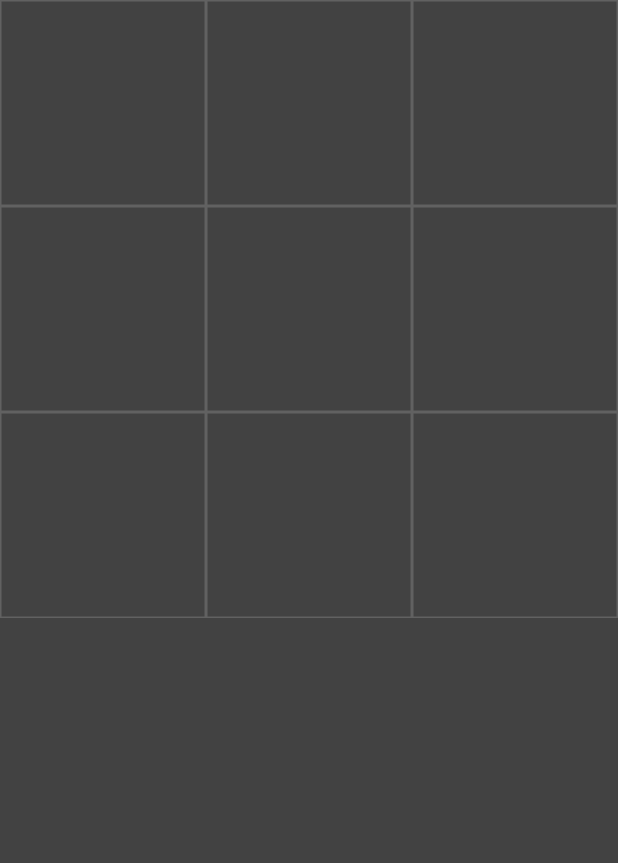
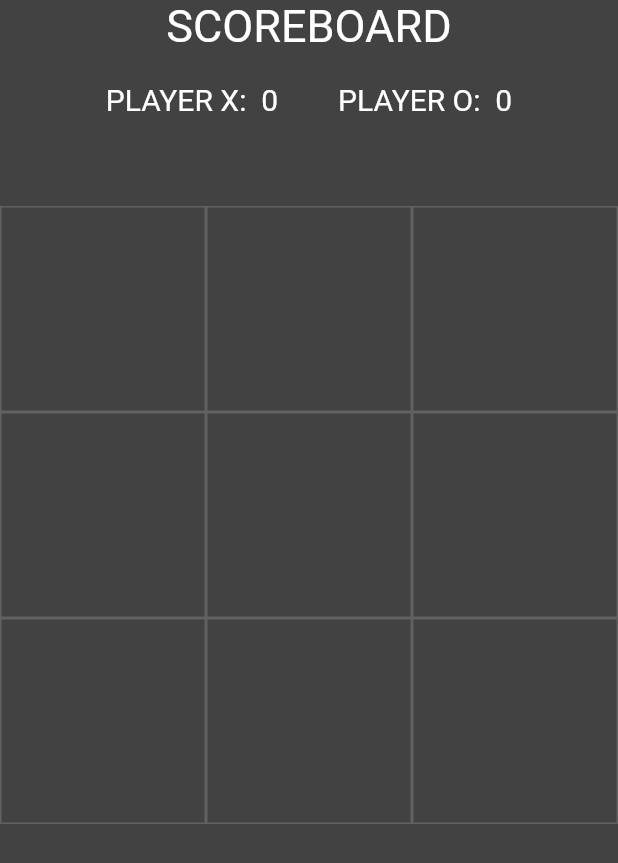
Before and after one commit to seanluse41/tictactoe-flutter, a Flutter app: the screen it shows after launch, on a phone screen of 412 x 824 dp. Shown: the top 863 px of the screen. Run offline on Flutter 3.47's test engine with Material 2 defaults, Android fonts, the phone set to English and light mode, and no system bars.

Commit message:
add scoreboard.

```diff
--- a/lib/screens/gamescreen.dart
+++ b/lib/screens/gamescreen.dart
@@ -7,9 +7,11 @@ class GameScreen extends StatefulWidget {
 
 class _GameScreenState extends State<GameScreen> {
   bool ohTurn = false; // x goes first
+  int xScore = 0;
+  int oScore = 0;
 
   List<String> displayExOh = [
-    "", // one space to avoid win condition
+    "",
     "",
     "",
     "",
@@ -24,10 +26,46 @@ class _GameScreenState extends State<GameScreen> {
   Widget build(BuildContext context) {
     return Scaffold(
       backgroundColor: Colors.grey[800],
-      body: GridView.builder(
+      body: SafeArea(
+        child: Column(
+          children: <Widget>[
+            Expanded(
+              child: Container(
+                child: Column(
+                  children: <Widget>[
+                    Text(
+                      "SCOREBOARD",
+                      style: TextStyle(color: Colors.white, fontSize: 30),
+                    ),
+                    Row(
+                      mainAxisAlignment: MainAxisAlignment.center,
+                      children: <Widget>[
+                        Padding(
+                          padding: const EdgeInsets.all(20.0),
+                          child: Text(
+                            "PLAYER X:  $xScore",
+                            style: TextStyle(color: Colors.white, fontSize: 20),
+                          ),
+                        ),
+                        Padding(
+                          padding: const EdgeInsets.all(20.0),
+                          child: Text(
+                            "PLAYER O:  $oScore",
+                            style: TextStyle(color: Colors.white, fontSize: 20),
+                          ),
+                        ),
+                      ],
+                    ),
+                  ],
+                ),
+              ),
+            ),
+            Expanded(
+              flex: 4,
+              child: GridView.builder(
                 itemCount: 9,
-          gridDelegate:
-              SliverGridDelegateWithFixedCrossAxisCount(crossAxisCount: 3),
+                gridDelegate: SliverGridDelegateWithFixedCrossAxisCount(
+                    crossAxisCount: 3),
                 itemBuilder: (BuildContext context, int index) {
                   return GestureDetector(
                     onTap: () {
@@ -47,74 +85,103 @@ class _GameScreenState extends State<GameScreen> {
                       ),
                     ),
                   );
-          }),
+                },
+              ),
+            ),
+            Expanded(
+              child: Container(),
+            ),
+          ],
+        ),
+      ),
     );
   }
 
   void _tapped(index) {
     setState(() {
-      if (ohTurn) {
+      if (ohTurn && displayExOh[index] != "") {
         displayExOh[index] = "O";
-      } else {
+        ohTurn = !ohTurn;
+      } else if (!ohTurn && displayExOh[index] != "") {
         displayExOh[index] = "X";
+        ohTurn = !ohTurn;
       }
-      ohTurn = !ohTurn;
       _checkWinner();
     });
   }
 
   void _checkWinner() {
-    if (displayExOh.every((square) => square.isNotEmpty)) {
     // first row
     if (displayExOh[0] == displayExOh[1] &&
-          displayExOh[0] == displayExOh[2]) {
+        displayExOh[0] == displayExOh[2] &&
+        displayExOh[0] != "") {
       _showWinDialog(displayExOh[0]);
     }
     // second row
     if (displayExOh[3] == displayExOh[4] &&
-          displayExOh[3] == displayExOh[5]) {
+        displayExOh[3] == displayExOh[5] &&
+        displayExOh[3] != "") {
       _showWinDialog(displayExOh[3]);
     }
     //third row
     if (displayExOh[6] == displayExOh[7] &&
-          displayExOh[6] == displayExOh[8]) {
+        displayExOh[6] == displayExOh[8] &&
+        displayExOh[6] != "") {
       _showWinDialog(displayExOh[6]);
     }
     //first column
     if (displayExOh[0] == displayExOh[3] &&
-          displayExOh[0] == displayExOh[6]) {
+        displayExOh[0] == displayExOh[6] &&
+        displayExOh[0] != "") {
       _showWinDialog(displayExOh[0]);
     }
     //second column
     if (displayExOh[1] == displayExOh[4] &&
-          displayExOh[1] == displayExOh[7]) {
+        displayExOh[1] == displayExOh[7] &&
+        displayExOh[1] != "") {
       _showWinDialog(displayExOh[1]);
     }
     //third column
     if (displayExOh[2] == displayExOh[5] &&
-          displayExOh[2] == displayExOh[8]) {
+        displayExOh[2] == displayExOh[8] &&
+        displayExOh[2] != "") {
       _showWinDialog(displayExOh[2]);
     }
     //diagnol
     if (displayExOh[6] == displayExOh[4] &&
-          displayExOh[6] == displayExOh[2]) {
+        displayExOh[6] == displayExOh[2] &&
+        displayExOh[6] != "") {
       _showWinDialog(displayExOh[6]);
     }
     //diagnol
     if (displayExOh[0] == displayExOh[4] &&
-          displayExOh[0] == displayExOh[8]) {
+        displayExOh[0] == displayExOh[8] &&
+        displayExOh[0] != "") {
       _showWinDialog(displayExOh[0]);
-      }
     }
   }
 
   void _showWinDialog(String winner) {
     showDialog(
+        barrierDismissible: false,
         context: context,
         builder: (BuildContext context) {
           return AlertDialog(
-            title: Text("WINNER IS:" + winner),
+            title: Text("WINNER IS: " + winner),
+            actions: <Widget>[
+              FlatButton(
+                onPressed: _clearBoard,
+                child: Text("PLAY AGAIN?"),
+              )
+            ],
           );
         });
+    if (winner == "O") {
+      oScore += 1;
+    } else if (winner == "X") {
+      xScore += 1;
     }
   }
+
+  void _clearBoard() {}
+}
```
Lines whose indentation alone changed are shown as unchanged.
